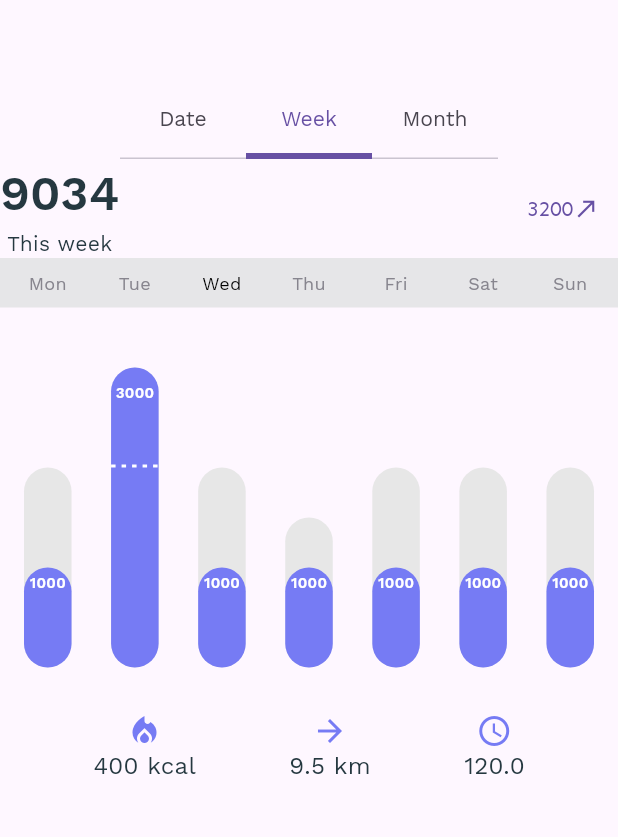
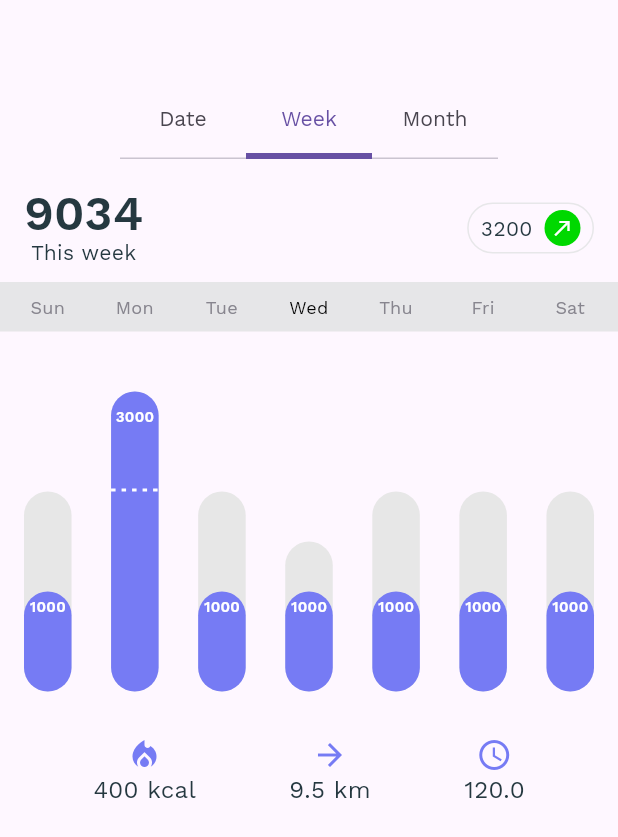
Before and after one commit to ManhHoDinh/HealYou, a Flutter app: the screen it shows after launch, tab 2 chosen, on a phone screen of 412 x 824 dp. Shown: the top 837 px of the screen. Run offline on Flutter 3.47's test engine with Material 3 defaults, Android fonts, the phone set to English and light mode, and no system bars; drawn by our look-alikes of dotted_line, flutter_animation_progress_bar; our stand-ins replace cloud_firestore, firebase_auth, firebase_core, fl_chart, flutter_rating_bar, flutter_svg and 5 more; accounts and stored records are empty; project files that could hold a hidden picture were left out.

Commit message:
dev: target

```diff
--- a/lib/healyou/presentations/screens/runTarget/tabs/week_target.dart
+++ b/lib/healyou/presentations/screens/runTarget/tabs/week_target.dart
@@ -24,7 +24,15 @@ class _WeekTargetState extends State<WeekTarget> {
     double distance = 9.5;
     double time = 120;
     int dayOfWeek = now.weekday;
-    List<String> days = ['Mon', 'Tue', 'Wed', 'Thu', 'Fri', 'Sat', 'Sun'];
+    List<String> days = [
+      'Sun',
+      'Mon',
+      'Tue',
+      'Wed',
+      'Thu',
+      'Fri',
+      'Sat',
+    ];
     List<List<double>> targets = [
       [1000, 2000],
       [3000, 2000],
@@ -88,24 +96,54 @@ class _WeekTargetState extends State<WeekTarget> {
         .toList();
     return Column(
       children: [
-        Row(
+        SizedBox(height: 20),
+        Padding(
+          padding: const EdgeInsets.symmetric(horizontal: 16),
+          child: Row(
             mainAxisAlignment: MainAxisAlignment.spaceBetween,
             children: [
               Column(
                 children: [
                   Text(
                     '9034',
-                  style: TextStyle(fontWeight: FontWeight.w600, fontSize: 32),
+                    style: TextStyle(
+                        height: 1, fontWeight: FontWeight.w600, fontSize: 32),
                   ),
                   Text('This week')
                 ],
               ),
-            TextButton(
-                onPressed: () {},
+              GestureDetector(
+                  onTap: () {},
+                  child: Container(
+                    decoration: BoxDecoration(
+                        borderRadius: BorderRadius.circular(20),
+                        border: Border.all(width: 1, color: Color(0xffe7e7e9))),
+                    padding: EdgeInsets.symmetric(horizontal: 8, vertical: 4),
                     child: Row(
-                  children: [Text('3200'), Icon(Icons.north_east)],
+                      mainAxisAlignment: MainAxisAlignment.spaceBetween,
+                      children: [
+                        Text('3200'),
+                        Container(
+                          margin: EdgeInsets.only(left: 8),
+                          padding: EdgeInsets.all(4),
+                          child: Center(
+                            child: Icon(
+                              Icons.north_east,
+                              size: 16,
+                              color: Colors.white,
+                            ),
+                          ),
+                          decoration: BoxDecoration(
+                              shape: BoxShape.circle, color: Color(0xff00d800)),
+                        )
+                      ],
+                    ),
                   ))
             ],
+          ),
+        ),
+        SizedBox(
+          height: 10,
         ),
         Container(
           color: Color(0xffE6E6E8),
```
Also changed, not shown: lib/healyou/presentations/screens/runTarget/tabs/month_target.dart (+48 -0 lines). Lines whose indentation alone changed are shown as unchanged.
